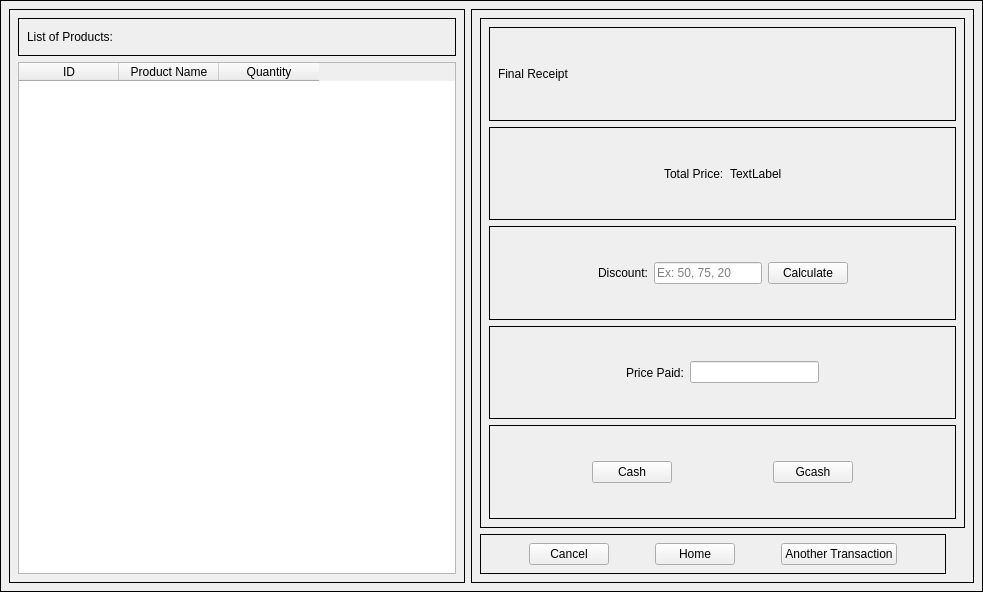
First picture: the form in Screens/MainMenuScreens/Transaction/Transaction_Payment.ui, repository Bideiro/Ranil_project_py, before the edit.
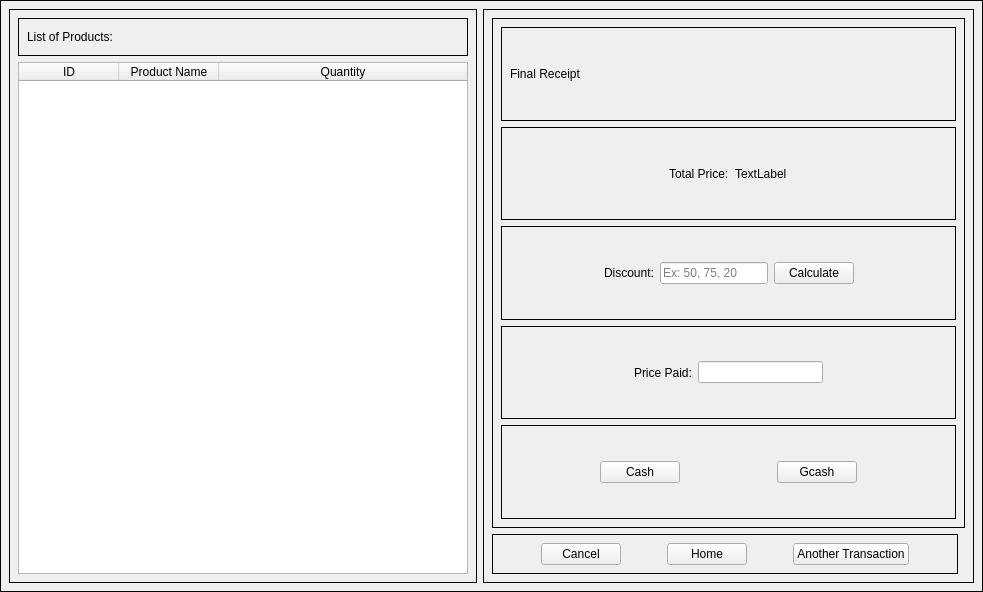
Second picture: the form after the edit.

```diff
--- a/Screens/MainMenuScreens/Transaction/Transaction_Payment.ui
+++ b/Screens/MainMenuScreens/Transaction/Transaction_Payment.ui
@@ -50,9 +50,30 @@
        </item>
        <item>
         <widget class="QTableWidget" name="Product_Table">
+         <property name="sizeAdjustPolicy">
+          <enum>QAbstractScrollArea::AdjustToContents</enum>
+         </property>
+         <property name="editTriggers">
+          <set>QAbstractItemView::NoEditTriggers</set>
+         </property>
+         <property name="alternatingRowColors">
+          <bool>true</bool>
+         </property>
+         <property name="sortingEnabled">
+          <bool>true</bool>
+         </property>
+         <attribute name="horizontalHeaderMinimumSectionSize">
+          <number>32</number>
+         </attribute>
+         <attribute name="horizontalHeaderStretchLastSection">
+          <bool>true</bool>
+         </attribute>
          <attribute name="verticalHeaderVisible">
           <bool>false</bool>
          </attribute>
+         <attribute name="verticalHeaderMinimumSectionSize">
+          <number>24</number>
+         </attribute>
          <column>
           <property name="text">
            <string>ID</string>
```
